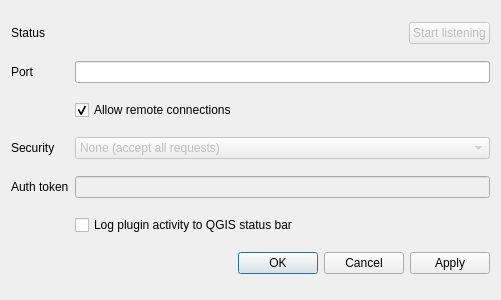
This is network_api_dialog_base.ui in franzoni315/QGISNetworkAPI as Qt 5 draws it before an edit. The edited form follows.
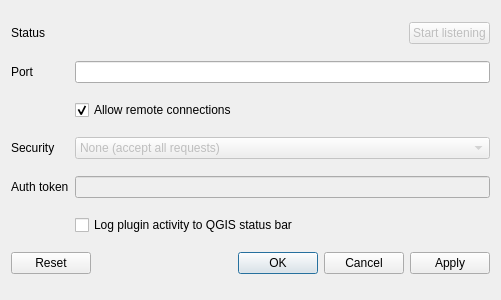
This is the edited form.

Commit message: Implementing proper dialog buttonbox button behaviour

```diff
--- a/network_api_dialog_base.ui
+++ b/network_api_dialog_base.ui
@@ -154,7 +154,7 @@
       <enum>Qt::Horizontal</enum>
      </property>
      <property name="standardButtons">
-      <set>QDialogButtonBox::Cancel|QDialogButtonBox::Apply|QDialogButtonBox::Ok</set>
+      <set>QDialogButtonBox::Reset|QDialogButtonBox::Cancel|QDialogButtonBox::Apply|QDialogButtonBox::Ok</set>
      </property>
     </widget>
    </item>
```
The commit also changes 1 other file.
